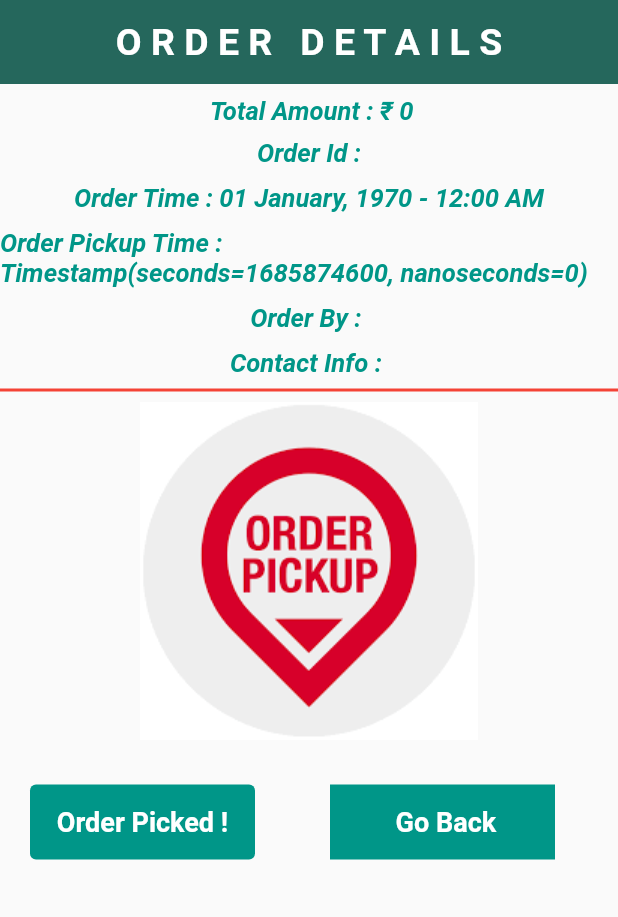
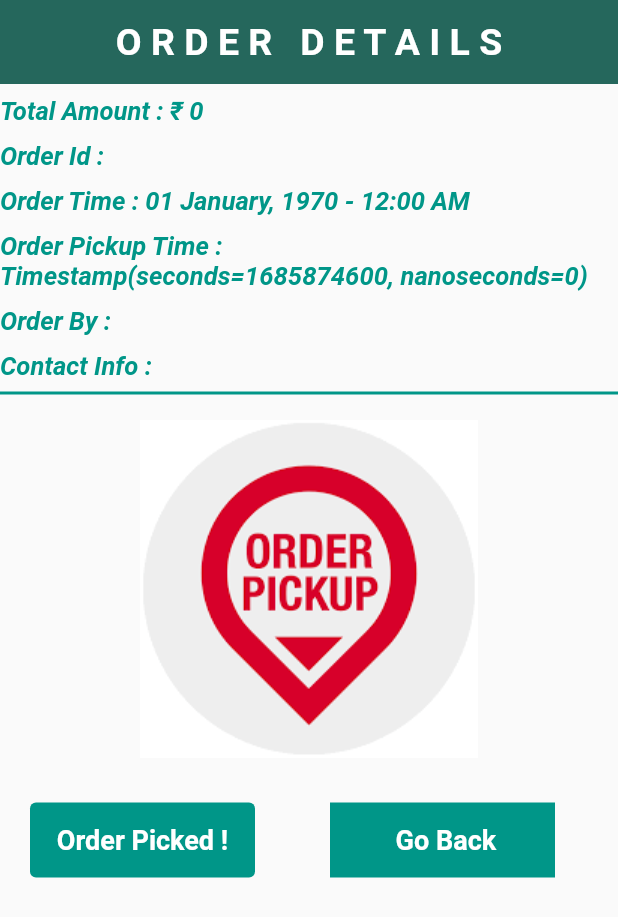
Before and after one commit to Saurabh101101/Cafeteria_Business, a Flutter app: the OrderDetailsScreen screen opened directly with empty values, on a phone screen of 412 x 824 dp. Shown: the top 917 px of the screen. Run offline on Flutter 3.47's test engine with Material 2 defaults, Android fonts, the light colour scheme and no system bars; our stand-ins replace cloud_firestore, firebase_auth, firebase_core, firebase_messaging, firebase_storage, flutter_local_notifications and 4 more; accounts and stored records are empty; Roboto replaces fonts that are missing (Montserrat).

Commit message:
last one

```diff
--- a/lib/mainScreens/order_details_screen.dart
+++ b/lib/mainScreens/order_details_screen.dart
@@ -157,18 +157,20 @@ class _OrderDetailsScreenState extends State<OrderDetailsScreen>
             return snapshot.hasData
                 ? Container(
                     child: Column(
+                      crossAxisAlignment: CrossAxisAlignment.start,
 
                       children: [
 
                         Padding(
-                          padding: const EdgeInsets.all(8.0),
+                          padding: const EdgeInsets.only(top:8.0),
                           child: Text(
-                            " Total Amount : ₹ " + dataMap!["totalAmount"].toString(),
+                            "Total Amount : ₹ " + dataMap!["totalAmount"].toString(),
                             style: const  TextStyle(
                                 fontWeight: FontWeight.bold,color: Colors.teal,fontSize: 17,fontStyle: FontStyle.italic,
                             ),
                           ),
                         ),
+                        const SizedBox(height: 10,),
 
                         Text( "Order Id :"+dataMap!["orderId"].toString(),style: TextStyle(
                             fontWeight: FontWeight.bold,color: Colors.teal,fontSize: 17,fontStyle: FontStyle.italic
@@ -190,12 +192,15 @@ class _OrderDetailsScreenState extends State<OrderDetailsScreen>
                         Text("Contact Info : "+dataMap["userPhone"].toString(),style: TextStyle(
                             fontWeight: FontWeight.bold,color: Colors.teal,fontSize: 17,fontStyle: FontStyle.italic
                         ),),
-                        Divider(thickness: 2,color: Colors.red,),
+                        Divider(thickness: 2,color: Colors.teal,),
+                        const SizedBox(height: 10,),
 
 
-                        orderStatus == "ready"
-                            ? Image.asset("assets/images/ready1.jpg")
-                            : Image.asset("assets/images/picked.png"),
+                        Center(
+                          child: orderStatus == "ready"
+                              ? Image.asset("assets/images/ready1.jpg")
+                              : Image.asset("assets/images/picked.png"),
+                        ),
                         Row(
                           children: [
                             Padding(
```
Also changed, not shown: lib/mainScreens/order_details_screen_new.dart (+8 -6 lines).
